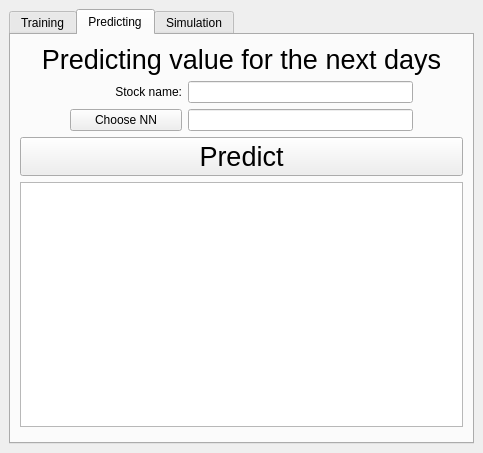
First picture: the form in gui/stocker.ui, repository Xevi8X/WSI_2023, before the edit.
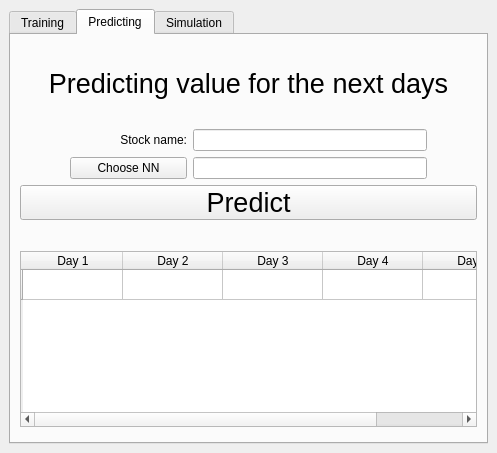
Second picture: the form after the edit. The open tabs and pages were chosen to show the change.

Commit message: filling table

```diff
--- a/gui/stocker.ui
+++ b/gui/stocker.ui
@@ -6,7 +6,7 @@
    <rect>
     <x>0</x>
     <y>0</y>
-    <width>483</width>
+    <width>497</width>
     <height>453</height>
    </rect>
   </property>
@@ -172,6 +172,19 @@
         <string>Predicting</string>
        </attribute>
        <layout class="QVBoxLayout" name="verticalLayout_3">
+        <item>
+         <spacer name="verticalSpacer_2">
+          <property name="orientation">
+           <enum>Qt::Vertical</enum>
+          </property>
+          <property name="sizeHint" stdset="0">
+           <size>
+            <width>20</width>
+            <height>40</height>
+           </size>
+          </property>
+         </spacer>
+        </item>
         <item>
          <widget class="QLabel" name="label_11">
           <property name="font">
@@ -187,6 +200,19 @@
           </property>
          </widget>
         </item>
+        <item>
+         <spacer name="verticalSpacer_3">
+          <property name="orientation">
+           <enum>Qt::Vertical</enum>
+          </property>
+          <property name="sizeHint" stdset="0">
+           <size>
+            <width>20</width>
+            <height>40</height>
+           </size>
+          </property>
+         </spacer>
+        </item>
         <item>
          <layout class="QGridLayout" name="gridLayout" columnstretch="1,2">
           <property name="leftMargin">
@@ -239,7 +265,51 @@
          </widget>
         </item>
         <item>
-         <widget class="QTableView" name="tabela"/>
+         <spacer name="verticalSpacer">
+          <property name="orientation">
+           <enum>Qt::Vertical</enum>
+          </property>
+          <property name="sizeHint" stdset="0">
+           <size>
+            <width>20</width>
+            <height>40</height>
+           </size>
+          </property>
+         </spacer>
+        </item>
+        <item>
+         <widget class="QTableWidget" name="tabela">
+          <row>
+           <property name="text">
+            <string/>
+           </property>
+          </row>
+          <column>
+           <property name="text">
+            <string>Day 1</string>
+           </property>
+          </column>
+          <column>
+           <property name="text">
+            <string>Day 2</string>
+           </property>
+          </column>
+          <column>
+           <property name="text">
+            <string>Day 3</string>
+           </property>
+          </column>
+          <column>
+           <property name="text">
+            <string>Day 4</string>
+           </property>
+          </column>
+          <column>
+           <property name="text">
+            <string>Day 5</string>
+           </property>
+          </column>
+         </widget>
         </item>
         <item>
          <widget class="QWidget" name="predictingWidget" native="true"/>
```
Left out of the diff: 5 changed lines with no effect on the pictures. The commit also changes 2 other files.
